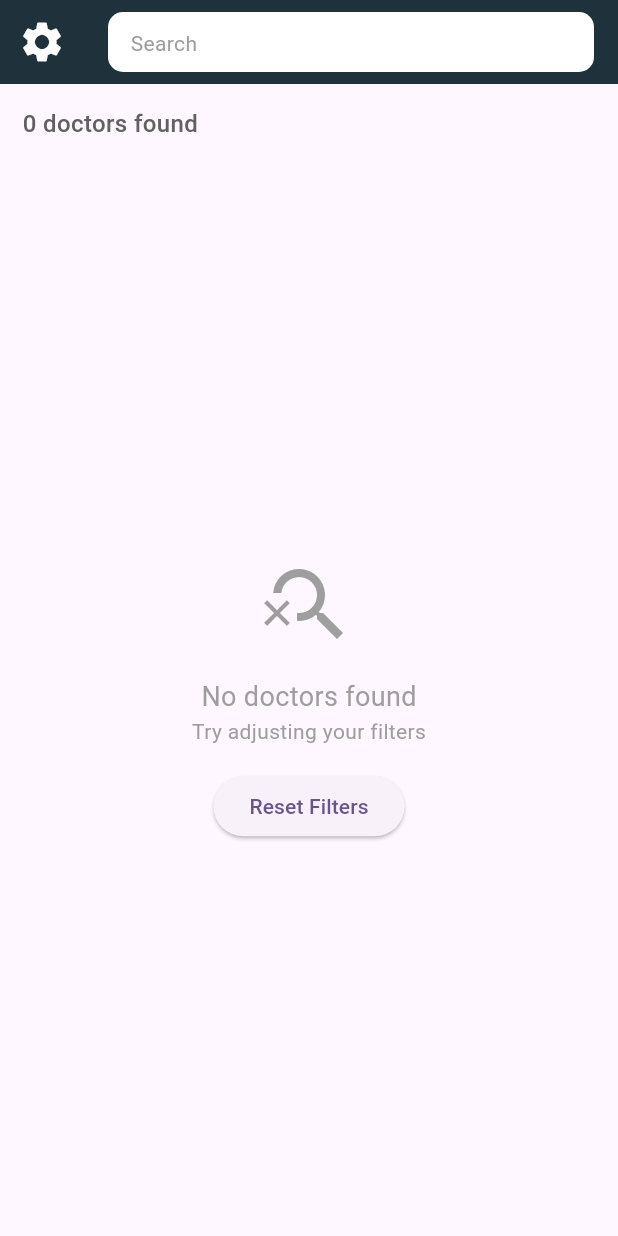
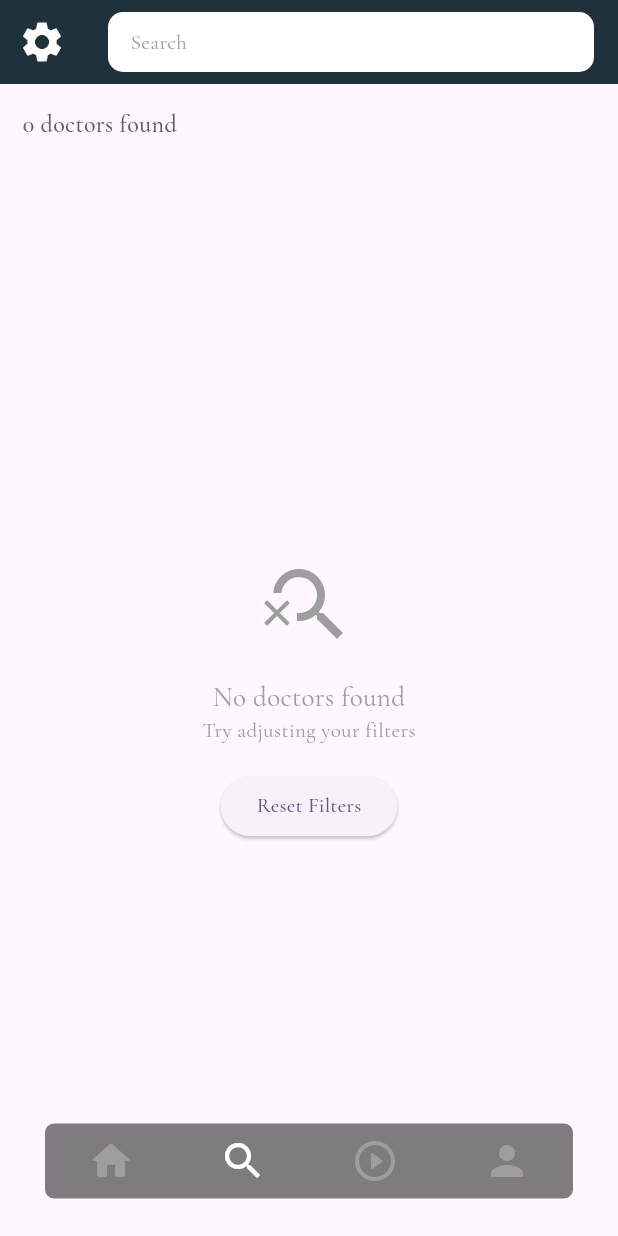
Before and after one commit to MyyDoc/Myy-Doctor, a Flutter app: the Homescreen screen opened directly, scrolled down 576 dp, after a tap on the "search" icon, on a phone screen of 412 x 824 dp. Run offline on Flutter 3.47's test engine with Material 3 defaults, Android fonts, the phone set to English and light mode, and no system bars; our stand-ins replace font_awesome_flutter, geocoding, geolocator, google_fonts; network calls fail.

Commit message:
fixed bottom nav bar

```diff
--- a/lib/main.dart
+++ b/lib/main.dart
@@ -1,4 +1,5 @@
 import 'package:flutter/material.dart';
+import 'package:google_fonts/google_fonts.dart';
 import 'package:myydoctor/presentation/screens/auth/onboarding.dart';
 
 void main() {
@@ -15,6 +16,7 @@ class MyApp extends StatelessWidget {
       title: 'Flutter Demoooooo',
       theme: ThemeData(
         colorScheme: ColorScheme.fromSeed(seedColor: Colors.deepPurple),
+         textTheme: GoogleFonts.cormorantGaramondTextTheme(),
       ),
       home: OnboardingScreen(),
     );
--- a/lib/presentation/screens/auth/onboarding.dart
+++ b/lib/presentation/screens/auth/onboarding.dart
@@ -54,7 +54,7 @@ class _OnboardingScreenState extends State<OnboardingScreen> {
   void _navigateToLogin() {
     Navigator.pushReplacement(
       context,
-      MaterialPageRoute(builder: (context) => const LoginScreen()),
+      MaterialPageRoute(builder: (context) => const LoginAndSignUp()),
     );
   }
 
--- a/lib/presentation/screens/home/homescreen.dart
+++ b/lib/presentation/screens/home/homescreen.dart
@@ -1,7 +1,9 @@
 import 'package:flutter/material.dart';
+import 'package:myydoctor/presentation/screens/home/homescreen_body.dart';
+import 'package:myydoctor/presentation/screens/profile/profile_screen.dart';
+import 'package:myydoctor/presentation/screens/reels/reels_contents.dart';
 import 'package:myydoctor/presentation/screens/search/search_screen.dart';
-import 'package:myydoctor/presentation/widgets/home/feed_container_item.dart';
-import 'package:myydoctor/presentation/widgets/home/story_circle.dart';
+import 'package:myydoctor/presentation/widgets/common_widgets.dart';
 import 'package:myydoctor/services/location/location.dart';
 
 class Homescreen extends StatefulWidget {
@@ -12,130 +14,59 @@ class Homescreen extends StatefulWidget {
 }
 
 class _HomescreenState extends State<Homescreen> {
+  int _currentIndex = 0;
+  String? currentCity;
 
-   @override
+  final PageStorageBucket _bucket = PageStorageBucket();
+
+  @override
   void initState() {
     super.initState();
     _getCurrentLocation();
   }
 
-  String? currentCity;
-
-    Future<void> _getCurrentLocation() async {
-
+  Future<void> _getCurrentLocation() async {
     try {
       String? city = await LocationService.getCurrentCity();
       setState(() {
-        currentCity = city;
+        currentCity = city ?? "Kochi";
       });
-      print(city);
-      print("cityyyyy");
-    } catch (e) {
-
+    } catch (_) {
+      setState(() {
+        currentCity = "Kochi";
+      });
     }
   }
 
+  late final List<Widget> _screens = [
+    const HomescreenBody(),
+    SearchScreen(currentLoc: currentCity ?? "Kochi"),
+    const ReelsContents(),
+    const ProfileScreen(),
+  ];
+
   @override
   Widget build(BuildContext context) {
-    final theme = Theme.of(context); // ThemeData
-    final textTheme = Theme.of(context).textTheme; // TextTheme
-
     return Scaffold(
-      appBar: AppBar(
-        backgroundColor: Color(0xFF1F323C),
-        title: Text(
-          "MyyDoctor",
-          style: textTheme.displaySmall!.copyWith(
-            color: Colors.white,
-            fontWeight: FontWeight.bold,
-          ),
-        ),
-        automaticallyImplyLeading: false,
-        actions: [
-          Padding(
-            padding: const EdgeInsets.all(15.0),
-            child: Icon(Icons.message_outlined, color: Colors.white, size: 30),
-          ),
-        ],
-      ),
       body: Stack(
         children: [
-          SingleChildScrollView(
-            child: Container(
-              decoration: const BoxDecoration(
-                gradient: LinearGradient(
-                  begin: Alignment.topCenter,
-                  end: Alignment.bottomCenter,
-                  colors: [
-                    Color(0xFF1F323C), // Top
-                    Color(0xFF000000), // Bottom
-                  ],
-                ),
-              ),
-              child: Column(
-                children: [
-                  Padding(
-                    padding: const EdgeInsets.all(15.0),
-                    child: SizedBox(
-                      height: 100,
-                      child: ListView.separated(
-                        separatorBuilder:
-                            (context, index) => const SizedBox(width: 10),
-                        scrollDirection: Axis.horizontal,
-                        itemBuilder:
-                            (context, index) => StoryCircleItem(
-                              textTheme: textTheme,
-                              index: index,
-                            ),
-                        itemCount: 10,
-                      ),
-                    ),
-                  ),
-                  ListView.separated(
-                    physics: NeverScrollableScrollPhysics(),
-                    shrinkWrap: true,
-                    itemCount: 10,
-                    separatorBuilder:
-                        (context, index) => const SizedBox(height: 30),
-                    itemBuilder:
-                        (context, index) =>
-                            FeedContainerItem(textTheme: textTheme),
-                  ),
-                  const SizedBox(height: 75),
-                ],
-              ),
-            ),
+          PageStorage(
+            bucket: _bucket,
+            child: IndexedStack(index: _currentIndex, children: _screens),
           ),
           Positioned(
+            bottom: 15,
+            right: 15,
             left: 15,
-            right: 15,
-            bottom: 15,
-            child: Container(
-              height: 50,
-              width: double.infinity,
-              decoration: BoxDecoration(
-                color: Colors.black.withOpacity(0.5),
-                borderRadius: BorderRadius.circular(6)
-              ),
-              child: Row(
-                mainAxisAlignment: MainAxisAlignment.spaceAround,
-                children: [
-                  Icon(Icons.home_rounded, color: Colors.white, size: 32),
-                  GestureDetector(
-                    onTap: () => Navigator.push(context, MaterialPageRoute(builder: (context) => SearchScreen(currentLoc: currentCity ?? "Kochi",),)),
-                    child: Icon(Icons.search, color: Colors.white, size: 32)),
-                  Icon(Icons.add_box_outlined, color: Colors.white, size: 32),
-                  Icon(
-                    Icons.play_circle_outline_rounded,
-                    color: Colors.white,
-                    size: 32,
-                  ),
-                  Icon(
-                    Icons.notifications_none_rounded,
-                    color: Colors.white,
-                    size: 32,
-                  ),
-                ],
+            child: Padding(
+              padding: const EdgeInsets.symmetric(horizontal: 15, vertical: 10),
+              child: BottomNavBar(
+                currentIndex: _currentIndex,
+                onItemTapped: (index) {
+                  setState(() {
+                    _currentIndex = index;
+                  });
+                },
               ),
             ),
           ),
--- /dev/null
+++ b/lib/presentation/screens/home/homescreen_body.dart
@@ -0,0 +1,88 @@
+import 'package:flutter/material.dart';
+import 'package:myydoctor/presentation/widgets/home/feed_container_item.dart';
+import 'package:myydoctor/presentation/widgets/home/story_circle.dart';
+
+class HomescreenBody extends StatefulWidget {
+  const HomescreenBody({super.key});
+
+  @override
+  State<HomescreenBody> createState() => _HomescreenBodyState();
+}
+
+class _HomescreenBodyState extends State<HomescreenBody> {
+  @override
+  Widget build(BuildContext context) {
+    final theme = Theme.of(context); // ThemeData
+    final textTheme = Theme.of(context).textTheme; // TextTheme
+
+    return Scaffold(
+      appBar: AppBar(
+        backgroundColor: Color(0xFF1F323C),
+        title: Text(
+          "MyyDoctor",
+          style: textTheme.displaySmall!.copyWith(
+            color: Colors.white,
+            fontWeight: FontWeight.bold,
+          ),
+        ),
+        automaticallyImplyLeading: false,
+        actions: [
+          Padding(
+            padding: const EdgeInsets.all(15.0),
+            child: Icon(Icons.message_outlined, color: Colors.white, size: 30),
+          ),
+        ],
+      ),
+      body: Stack(
+        children: [
+          SingleChildScrollView(
+            child: Container(
+              decoration: const BoxDecoration(
+                gradient: LinearGradient(
+                  begin: Alignment.topCenter,
+                  end: Alignment.bottomCenter,
+                  colors: [
+                    Color(0xFF1F323C), // Top
+                    Color(0xFF000000), // Bottom
+                  ],
+                ),
+              ),
+              child: Column(
+                children: [
+                  Padding(
+                    padding: const EdgeInsets.all(15.0),
+                    child: SizedBox(
+                      height: 100,
+                      child: ListView.separated(
+                        separatorBuilder:
+                            (context, index) => const SizedBox(width: 10),
+                        scrollDirection: Axis.horizontal,
+                        itemBuilder:
+                            (context, index) => StoryCircleItem(
+                              textTheme: textTheme,
+                              index: index,
+                            ),
+                        itemCount: 10,
+                      ),
+                    ),
+                  ),
+                  ListView.separated(
+                    physics: NeverScrollableScrollPhysics(),
+                    shrinkWrap: true,
+                    itemCount: 10,
+                    separatorBuilder:
+                        (context, index) => const SizedBox(height: 30),
+                    itemBuilder:
+                        (context, index) =>
+                            FeedContainerItem(textTheme: textTheme),
+                  ),
+                  const SizedBox(height: 75),
+                ],
+              ),
+            ),
+          ),
+        ],
+      ),
+    );
+  }
+}
--- /dev/null
+++ b/lib/presentation/screens/profile/profile_screen.dart
@@ -0,0 +1,184 @@
+import 'package:flutter/material.dart';
+import 'package:myydoctor/presentation/widgets/common_widgets.dart';
+
+class ProfileScreen extends StatefulWidget {
+  const ProfileScreen({super.key});
+
+  @override
+  State<ProfileScreen> createState() => _ProfileScreenState();
+}
+
+class _ProfileScreenState extends State<ProfileScreen> {
+  @override
+  Widget build(BuildContext context) {
+    final theme = Theme.of(context); // ThemeData
+    final textTheme = Theme.of(context).textTheme; // TextTheme
+    return Scaffold(
+      appBar: AppBar(
+        backgroundColor: Color(0xFF1F323C),
+        title: Row(
+          children: [
+            Text(
+              "Antony Maxwell",
+              style: textTheme.titleLarge!.copyWith(
+                color: Color(0xFFD4AF37),
+                fontWeight: FontWeight.bold,
+              ),
+            ),
+            Icon(Icons.arrow_drop_down, color: Color(0xFFD4AF37)),
+          ],
+        ),
+        leading: Icon(Icons.lock_person_rounded, color: Colors.amber),
+        automaticallyImplyLeading: false,
+        actions: [
+          Icon(Icons.add_box_outlined, color: Color(0xFFD4AF37), size: 30),
+          Padding(
+            padding: const EdgeInsets.all(15.0),
+            child: Icon(
+              Icons.message_outlined,
+              color: Color(0xFFD4AF37),
+              size: 30,
+            ),
+          ),
+        ],
+      ),
+      body: Stack(
+        children: [
+          SingleChildScrollView(
+            child: Container(
+              height: MediaQuery.of(context).size.height,
+              decoration: const BoxDecoration(
+                gradient: LinearGradient(
+                  begin: Alignment.centerLeft,
+                  end: Alignment.centerRight,
+                  colors: [Color(0xFFFFFFFF), Color(0xFFCDE4EA)],
+                ),
+              ),
+              child: Center(
+                child: Padding(
+                  padding: const EdgeInsets.all(15.0),
+                  child: Column(
+                    children: [
+                      Row(
+                        children: [
+                          CircleAvatar(radius: 50),
+                          const SizedBox(width: 15),
+                          Expanded(
+                            child: Column(
+                              children: [
+                                Row(
+                                  mainAxisAlignment: MainAxisAlignment.spaceAround,
+                                  children: [
+                                    // Each column holds number + label
+                                    Column(
+                                      mainAxisSize: MainAxisSize.min,
+                                      children: [
+                                        Text(
+                                          "10",
+                                          style: textTheme.titleLarge!.copyWith(
+                                            fontWeight: FontWeight.bold,
+                                            fontSize: 25
+                                          )
+                                        ),
+                                        Text("Posts",
+                                        style: textTheme.titleMedium!.copyWith(
+                                            fontWeight: FontWeight.bold,
+                                          )),
+                                      ],
+                                    ),
+                                    Column(
+                                      mainAxisSize: MainAxisSize.min,
+                                      children: [
+                                        Text(
+                                          "150",
+                                          style: textTheme.titleLarge!.copyWith(
+                                            fontWeight: FontWeight.bold,
+                                            fontSize: 25
+                                          )
+                                        ),
+                                        Text("Followers", style: textTheme.titleMedium!.copyWith(
+                                            fontWeight: FontWeight.bold,
+                                          )),
+                                      ],
+                                    ),
+                                    Column(
+                                      mainAxisSize: MainAxisSize.min,
+                                      children: [
+                                        Text(
+                                          "50",
+                                          style: textTheme.titleLarge!.copyWith(
+                                            fontWeight: FontWeight.bold,
+                                            fontSize: 25
+                                          )
+                                        ),
+                                        Text("Following", style: textTheme.titleMedium!.copyWith(
+                                            fontWeight: FontWeight.bold,
+                                          )),
+                                      ],
+                                    ),
+                                    Column(
+                                      mainAxisSize: MainAxisSize.min,
+                                      children: [
+                                        Text(
+                                          "80",
+                                          style: textTheme.titleLarge!.copyWith(
+                                            fontWeight: FontWeight.bold,
+                                            fontSize: 25
+                                          )
+                                        ),
+                                        Text("Subscribers", style: textTheme.titleMedium!.copyWith(
+                                            fontWeight: FontWeight.bold,
+                                          )),
+                                      ],
+                                    ),
+                                  ],
+                                ),
+                                const SizedBox(height: 10,),
+                                Row(
+                                  children: [
+                                    Expanded(
+                                      child: Container(
+                                        alignment: Alignment.center,
+                                        height: 30,
+                                        decoration: BoxDecoration(
+                                          borderRadius: BorderRadius.circular(8),
+                                          color:  Color(0xFF1F323C),
+                                        ),
+                                        child: Text("Edit Profile", style: TextStyle(color: Color(0xFFD4AF37), fontWeight: FontWeight.bold),),
+                                      ),
+                                    ),
+                                    const SizedBox(width: 15,),
+                                    Expanded(
+                                      child: Container(
+                                        alignment: Alignment.center,
+                                        height: 30,
+                                        decoration: BoxDecoration(
+                                          borderRadius: BorderRadius.circular(8),
+                                          color:  Color(0xFF1F323C),
+                                        ),
+                                        child: Text("Subscriber Chat", style: TextStyle(color: Color(0xFFD4AF37), fontWeight: FontWeight.bold),),
+                                      ),
+                                    ),
+                                  ],
+                                )
+                              ],
+                            ),
+                          ),
+                        ],
+                      ),
+                      Row(
+                        children: [
+
+                        ],
+                      )
+                    ],
+                  ),
+                ),
+              ),
+            ),
+          ),
+        ],
+      ),
+    );
+  }
+}
--- /dev/null
+++ b/lib/presentation/screens/reels/reels_contents.dart
@@ -0,0 +1,15 @@
+import 'package:flutter/material.dart';
+
+class ReelsContents extends StatefulWidget {
+  const ReelsContents({super.key});
+
+  @override
+  State<ReelsContents> createState() => _ReelsContentsState();
+}
+
+class _ReelsContentsState extends State<ReelsContents> {
+  @override
+  Widget build(BuildContext context) {
+    return const Placeholder();
+  }
+}
--- /dev/null
+++ b/lib/presentation/widgets/common_widgets.dart
@@ -0,0 +1,44 @@
+import 'package:flutter/material.dart';
+
+class BottomNavBar extends StatelessWidget {
+  final int currentIndex;
+  final ValueChanged<int> onItemTapped;
+
+  const BottomNavBar({
+    super.key,
+    required this.currentIndex,
+    required this.onItemTapped,
+  });
+
+  @override
+  Widget build(BuildContext context) {
+    return Container(
+      height: 50,
+      width: double.infinity,
+      decoration: BoxDecoration(
+        color: Colors.black.withOpacity(0.5),
+        borderRadius: BorderRadius.circular(6),
+      ),
+      child: Row(
+        mainAxisAlignment: MainAxisAlignment.spaceAround,
+        children: [
+          _buildIcon(Icons.home_rounded, 0),
+          _buildIcon(Icons.search, 1),
+          _buildIcon(Icons.play_circle_outline_rounded, 2),
+          _buildIcon(Icons.person, 3),
+        ],
+      ),
+    );
+  }
+
+  Widget _buildIcon(IconData icon, int index) {
+    return GestureDetector(
+      onTap: () => onItemTapped(index),
+      child: Icon(
+        icon,
+        size: 32,
+        color: currentIndex == index ? Colors.white : Colors.grey,
+      ),
+    );
+  }
+}
```
Also changed, not shown: lib/presentation/screens/auth/login.dart (+35 -80 lines), lib/presentation/screens/auth/signup.dart (deleted, +0 -27 lines), lib/presentation/widgets/auth/loginButton.dart (+9 -16 lines).
